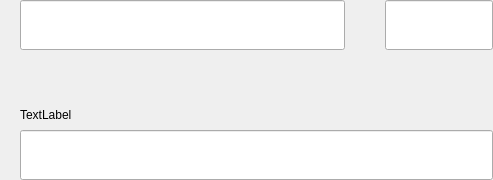
Before: the Qt Designer form src/qt/vitae/forms/sendmultirow.ui in VitaeTeam/Vitae, drawn with Qt 5.
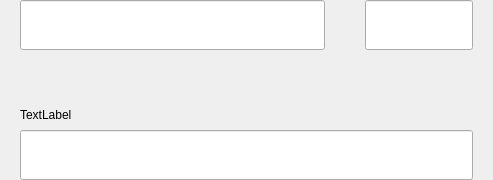
After: the same form once the commit is applied.

Commit message:
stake piv icon and row + receivewidget minor ui fix
# Conflicts:
#	src/qt/vitae/txviewholder.cpp

```diff
--- a/src/qt/vitae/forms/sendmultirow.ui
+++ b/src/qt/vitae/forms/sendmultirow.ui
@@ -36,7 +36,7 @@
     <number>0</number>
    </property>
    <property name="rightMargin">
-    <number>0</number>
+    <number>20</number>
    </property>
    <property name="bottomMargin">
     <number>0</number>
```
The commit also changes 3 other files.
